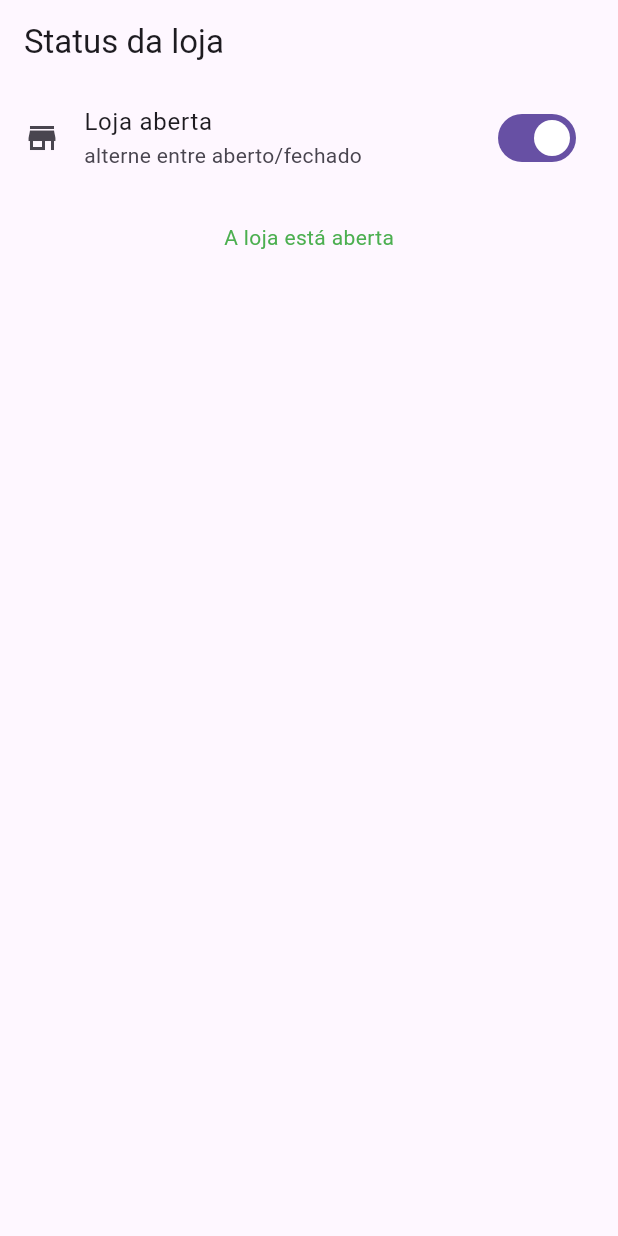
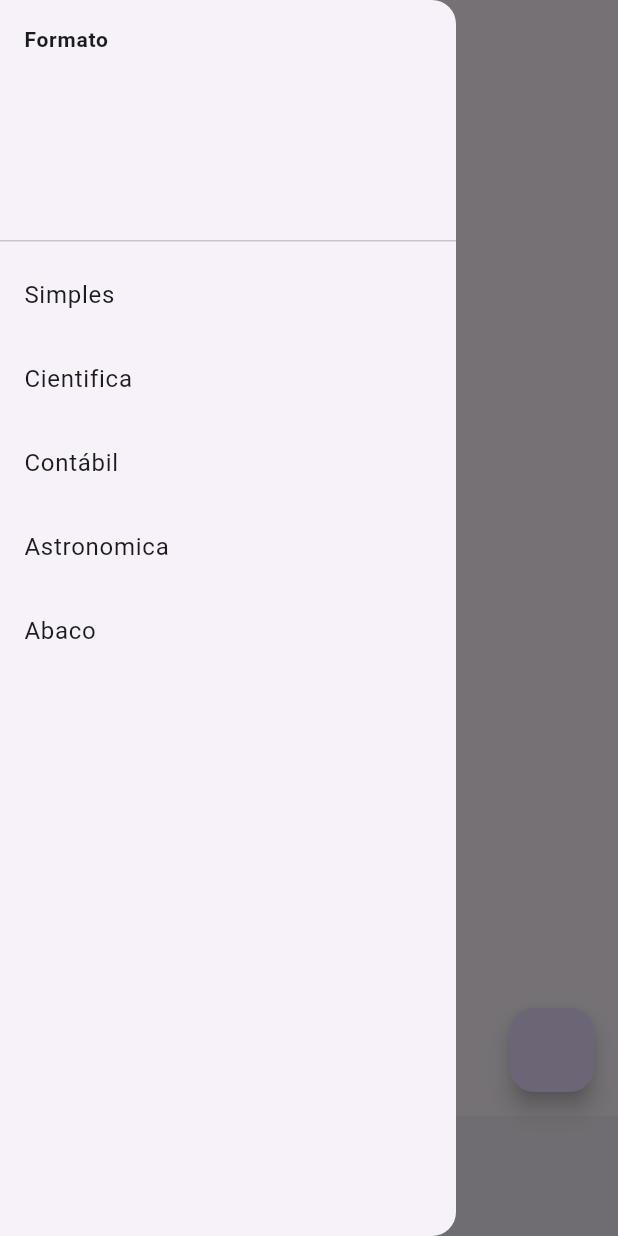
Before and after one commit to MarcosPeretro/app_flutter, a Flutter app: the screen it shows after launch, with the side drawer open (before the commit the screen has no drawer), on a phone screen of 412 x 824 dp. Run offline on Flutter 3.47's test engine with Material 3 defaults, Android fonts, the phone set to English and light mode, and no system bars; our stand-ins replace google_fonts.

Commit message:
conteudo novo e atividade incompleta

```diff
--- /dev/null
+++ b/lib/Atv2/Atividade02.dart
@@ -0,0 +1,65 @@
+import 'package:flutter/material.dart';
+import 'package:google_fonts/google_fonts.dart';
+
+class Atividade02 extends StatelessWidget {
+  const Atividade02({super.key});
+
+  @override
+  Widget build(BuildContext context) {
+    return const MaterialApp(
+      title: "Calculadora",
+      debugShowCheckedModeBanner: false,
+      home: Calculadora(),
+    );
+  }
+}
+
+class Calculadora extends StatefulWidget {
+  const Calculadora({super.key});
+
+  @override
+  State<Calculadora> createState() => _CalculadoraState();
+}
+
+class _CalculadoraState extends State<Calculadora> {
+  @override
+  Widget build(BuildContext context) {
+    return Scaffold(
+      appBar: AppBar(
+        title: Text("Calculadora"),),
+
+      body: Center(
+        child: Align(alignment: Alignment.topCenter, child: Text("Bem vindo")),
+      ),
+
+      drawer: Drawer(
+        child: ListView(
+          children: [
+            DrawerHeader(
+              child: Text(
+                "Formato",
+                  style: GoogleFonts.roboto(
+                    fontSize: 14,
+                    fontWeight: FontWeight.bold,
+                  ),
+                ),
+            ),
+            ListTile(title: Text("Simples")),
+            ListTile(title: Text("Cientifica")),
+            ListTile(title: Text("Contábil")),
+            ListTile(title: Text("Astronomica")),
+            ListTile(title: Text("Abaco")),
+          ],
+        ),
+      ),
+      floatingActionButton: FloatingActionButton(
+        onPressed: (){
+
+        },
+      ),
+      bottomNavigationBar: BottomAppBar(
+        child: Text("Calculadora zika né?"),
+      ),
+    );
+  }
+}
--- a/lib/main.dart
+++ b/lib/main.dart
@@ -1,7 +1,9 @@
 import 'package:flutter/material.dart';
 import 'package:meu_app/Atv/Loja.dart';
 import 'package:meu_app/Atv/Switch22.dart';
+import 'package:meu_app/Atv2/Atividade02.dart';
 import 'package:meu_app/Botao.dart';
+import 'package:meu_app/MaterialWidget/myMaterial.dart';
 import 'package:meu_app/inherited/UserData.dart';
 import 'package:meu_app/inherited/UserInfos.dart';
 import 'package:meu_app/stateful/Contador.dart';
@@ -65,7 +67,10 @@ void main() {
   //   home: Userinfos()
   // ));
 
-  runApp(MaterialApp(
-    home: Loja()
-  ));
+  // runApp(MaterialApp(
+  //   home: Loja()
+  // ));
+
+  // runApp(MyMaterial());
+  runApp(Atividade02());
 }
--- a/pubspec.yaml
+++ b/pubspec.yaml
@@ -9,6 +9,8 @@ environment:
 dependencies:
   flutter:
     sdk: flutter
+  google_fonts: ^6.2.1
+
 
 dev_dependencies:
   flutter_test:
```
Also changed, not shown: lib/MaterialWidget/myMaterial.dart (added, +61 -0 lines), pubspec.lock, 2 other files.
